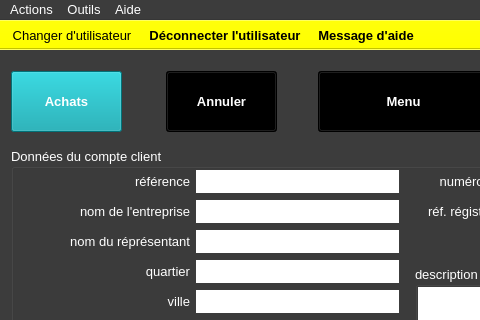
Above: ui/yeroth-erp-creer-compte-client-window.ui from xnoumbissinoundou/yeroth-erp-3.0 before the change; both pictures show x 0 to 480 and y 0 to 320 of the 799 by 601 pixel window. Below: the same form after it.
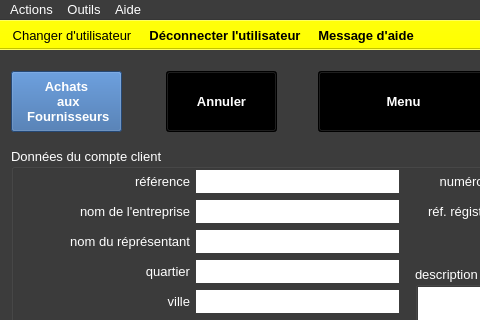
That is the form after the change. Icons and pictures are not drawn. Custom widgets are drawn as their Qt base class.

Patch:
```diff
--- a/ui/yeroth-erp-creer-compte-client-window.ui
+++ b/ui/yeroth-erp-creer-compte-client-window.ui
@@ -12119,63 +12119,63 @@
        <colorrole role="WindowText">
         <brush brushstyle="SolidPattern">
          <color alpha="255">
-          <red>0</red>
-          <green>0</green>
-          <blue>0</blue>
+          <red>255</red>
+          <green>255</green>
+          <blue>255</blue>
          </color>
         </brush>
        </colorrole>
        <colorrole role="Button">
         <brush brushstyle="SolidPattern">
          <color alpha="255">
-          <red>2</red>
-          <green>160</green>
-          <blue>170</blue>
+          <red>52</red>
+          <green>101</green>
+          <blue>164</blue>
          </color>
         </brush>
        </colorrole>
        <colorrole role="Light">
         <brush brushstyle="SolidPattern">
          <color alpha="255">
-          <red>3</red>
-          <green>240</green>
-          <blue>255</blue>
+          <red>78</red>
+          <green>152</green>
+          <blue>246</blue>
          </color>
         </brush>
        </colorrole>
        <colorrole role="Midlight">
         <brush brushstyle="SolidPattern">
          <color alpha="255">
-          <red>2</red>
-          <green>200</green>
-          <blue>212</blue>
+          <red>65</red>
+          <green>126</green>
+          <blue>205</blue>
          </color>
         </brush>
        </colorrole>
        <colorrole role="Dark">
         <brush brushstyle="SolidPattern">
          <color alpha="255">
-          <red>1</red>
-          <green>80</green>
-          <blue>85</blue>
+          <red>26</red>
+          <green>50</green>
+          <blue>82</blue>
          </color>
         </brush>
        </colorrole>
        <colorrole role="Mid">
         <brush brushstyle="SolidPattern">
          <color alpha="255">
-          <red>1</red>
-          <green>107</green>
-          <blue>113</blue>
+          <red>34</red>
+          <green>67</green>
+          <blue>109</blue>
          </color>
         </brush>
        </colorrole>
        <colorrole role="Text">
         <brush brushstyle="SolidPattern">
          <color alpha="255">
-          <red>0</red>
-          <green>0</green>
-          <blue>0</blue>
+          <red>255</red>
+          <green>255</green>
+          <blue>255</blue>
          </color>
         </brush>
        </colorrole>
@@ -12209,9 +12209,9 @@
        <colorrole role="Window">
         <brush brushstyle="SolidPattern">
          <color alpha="255">
-          <red>2</red>
-          <green>160</green>
-          <blue>170</blue>
+          <red>52</red>
+          <green>101</green>
+          <blue>164</blue>
          </color>
         </brush>
        </colorrole>
@@ -12224,12 +12224,21 @@
          </color>
         </brush>
        </colorrole>
+       <colorrole role="HighlightedText">
+        <brush brushstyle="SolidPattern">
+         <color alpha="255">
+          <red>2</red>
+          <green>160</green>
+          <blue>70</blue>
+         </color>
+        </brush>
+       </colorrole>
        <colorrole role="AlternateBase">
         <brush brushstyle="SolidPattern">
          <color alpha="255">
-          <red>128</red>
-          <green>207</green>
-          <blue>212</blue>
+          <red>153</red>
+          <green>178</green>
+          <blue>209</blue>
          </color>
         </brush>
        </colorrole>
@@ -12256,63 +12265,63 @@
        <colorrole role="WindowText">
         <brush brushstyle="SolidPattern">
          <color alpha="255">
-          <red>0</red>
-          <green>0</green>
-          <blue>0</blue>
+          <red>255</red>
+          <green>255</green>
+          <blue>255</blue>
          </color>
         </brush>
        </colorrole>
        <colorrole role="Button">
         <brush brushstyle="SolidPattern">
          <color alpha="255">
-          <red>2</red>
-          <green>160</green>
-          <blue>170</blue>
+          <red>52</red>
+          <green>101</green>
+          <blue>164</blue>
          </color>
         </brush>
        </colorrole>
        <colorrole role="Light">
         <brush brushstyle="SolidPattern">
          <color alpha="255">
-          <red>3</red>
-          <green>240</green>
-          <blue>255</blue>
+          <red>78</red>
+          <green>152</green>
+          <blue>246</blue>
          </color>
         </brush>
        </colorrole>
        <colorrole role="Midlight">
         <brush brushstyle="SolidPattern">
          <color alpha="255">
-          <red>2</red>
-          <green>200</green>
-          <blue>212</blue>
+          <red>65</red>
+          <green>126</green>
+          <blue>205</blue>
          </color>
         </brush>
        </colorrole>
        <colorrole role="Dark">
         <brush brushstyle="SolidPattern">
          <color alpha="255">
-          <red>1</red>
-          <green>80</green>
-          <blue>85</blue>
+          <red>26</red>
+          <green>50</green>
+          <blue>82</blue>
          </color>
         </brush>
        </colorrole>
        <colorrole role="Mid">
         <brush brushstyle="SolidPattern">
          <color alpha="255">
-          <red>1</red>
-          <green>107</green>
-          <blue>113</blue>
+          <red>34</red>
+          <green>67</green>
+          <blue>109</blue>
          </color>
         </brush>
        </colorrole>
        <colorrole role="Text">
         <brush brushstyle="SolidPattern">
          <color alpha="255">
-          <red>0</red>
-          <green>0</green>
-          <blue>0</blue>
+          <red>255</red>
+          <green>255</green>
+          <blue>255</blue>
          </color>
         </brush>
        </colorrole>
@@ -12346,9 +12355,9 @@
        <colorrole role="Window">
         <brush brushstyle="SolidPattern">
          <color alpha="255">
-          <red>2</red>
-          <green>160</green>
-          <blue>170</blue>
+          <red>52</red>
+          <green>101</green>
+          <blue>164</blue>
          </color>
         </brush>
        </colorrole>
@@ -12361,12 +12370,21 @@
          </color>
         </brush>
        </colorrole>
+       <colorrole role="HighlightedText">
+        <brush brushstyle="SolidPattern">
+         <color alpha="255">
+          <red>2</red>
+          <green>160</green>
+          <blue>70</blue>
+         </color>
+        </brush>
+       </colorrole>
        <colorrole role="AlternateBase">
         <brush brushstyle="SolidPattern">
          <color alpha="255">
-          <red>128</red>
-          <green>207</green>
-          <blue>212</blue>
+          <red>153</red>
+          <green>178</green>
+          <blue>209</blue>
          </color>
         </brush>
        </colorrole>
@@ -12393,63 +12411,63 @@
        <colorrole role="WindowText">
         <brush brushstyle="SolidPattern">
          <color alpha="255">
-          <red>1</red>
-          <green>80</green>
-          <blue>85</blue>
+          <red>26</red>
+          <green>50</green>
+          <blue>82</blue>
          </color>
         </brush>
        </colorrole>
        <colorrole role="Button">
         <brush brushstyle="SolidPattern">
          <color alpha="255">
-          <red>2</red>
-          <green>160</green>
-          <blue>170</blue>
+          <red>52</red>
+          <green>101</green>
+          <blue>164</blue>
          </color>
         </brush>
        </colorrole>
        <colorrole role="Light">
         <brush brushstyle="SolidPattern">
          <color alpha="255">
-          <red>3</red>
-          <green>240</green>
-          <blue>255</blue>
+          <red>78</red>
+          <green>152</green>
+          <blue>246</blue>
          </color>
         </brush>
        </colorrole>
        <colorrole role="Midlight">
         <brush brushstyle="SolidPattern">
          <color alpha="255">
-          <red>2</red>
-          <green>200</green>
-          <blue>212</blue>
+          <red>65</red>
+          <green>126</green>
+          <blue>205</blue>
          </color>
         </brush>
        </colorrole>
        <colorrole role="Dark">
         <brush brushstyle="SolidPattern">
          <color alpha="255">
-          <red>1</red>
-          <green>80</green>
-          <blue>85</blue>
+          <red>26</red>
+          <green>50</green>
+          <blue>82</blue>
          </color>
         </brush>
        </colorrole>
        <colorrole role="Mid">
         <brush brushstyle="SolidPattern">
          <color alpha="255">
-          <red>1</red>
-          <green>107</green>
-          <blue>113</blue>
+          <red>34</red>
+          <green>67</green>
+          <blue>109</blue>
          </color>
         </brush>
        </colorrole>
        <colorrole role="Text">
         <brush brushstyle="SolidPattern">
          <color alpha="255">
-          <red>1</red>
-          <green>80</green>
-          <blue>85</blue>
+          <red>26</red>
+          <green>50</green>
+          <blue>82</blue>
          </color>
         </brush>
        </colorrole>
@@ -12465,27 +12483,27 @@
        <colorrole role="ButtonText">
         <brush brushstyle="SolidPattern">
          <color alpha="255">
-          <red>1</red>
-          <green>80</green>
-          <blue>85</blue>
+          <red>26</red>
+          <green>50</green>
+          <blue>82</blue>
          </color>
         </brush>
        </colorrole>
        <colorrole role="Base">
         <brush brushstyle="SolidPattern">
          <color alpha="255">
-          <red>2</red>
-          <green>160</green>
-          <blue>170</blue>
+          <red>52</red>
+          <green>101</green>
+          <blue>164</blue>
          </color>
         </brush>
        </colorrole>
        <colorrole role="Window">
         <brush brushstyle="SolidPattern">
          <color alpha="255">
-          <red>2</red>
-          <green>160</green>
-          <blue>170</blue>
+          <red>52</red>
+          <green>101</green>
+          <blue>164</blue>
          </color>
         </brush>
        </colorrole>
@@ -12498,12 +12516,21 @@
          </color>
         </brush>
        </colorrole>
+       <colorrole role="HighlightedText">
+        <brush brushstyle="SolidPattern">
+         <color alpha="255">
+          <red>2</red>
+          <green>160</green>
+          <blue>70</blue>
+         </color>
+        </brush>
+       </colorrole>
        <colorrole role="AlternateBase">
         <brush brushstyle="SolidPattern">
          <color alpha="255">
-          <red>2</red>
-          <green>160</green>
-          <blue>170</blue>
+          <red>52</red>
+          <green>101</green>
+          <blue>164</blue>
          </color>
         </brush>
        </colorrole>
@@ -12536,7 +12563,9 @@
      </font>
     </property>
     <property name="text">
-     <string>Achats</string>
+     <string>Achats 
+ aux 
+ Fournisseurs</string>
     </property>
    </widget>
   </widget>
```
Left out of the diff: 12 changed lines with no effect on the pictures.
